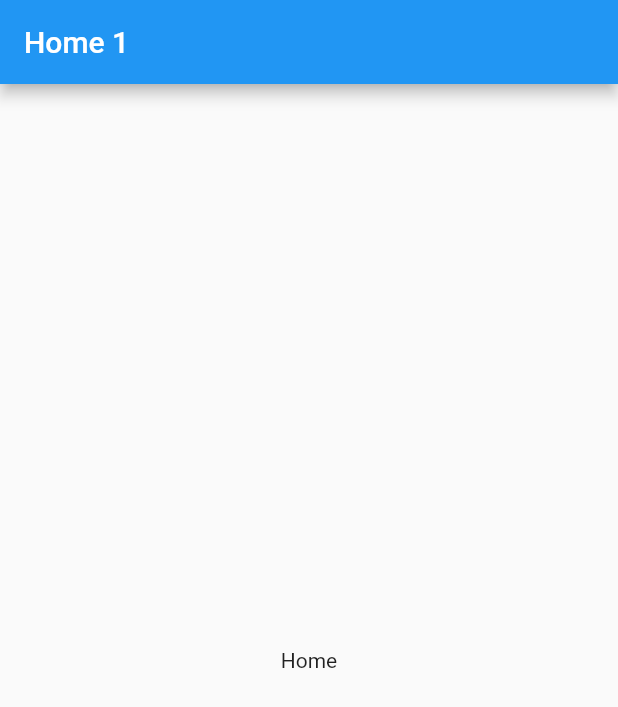
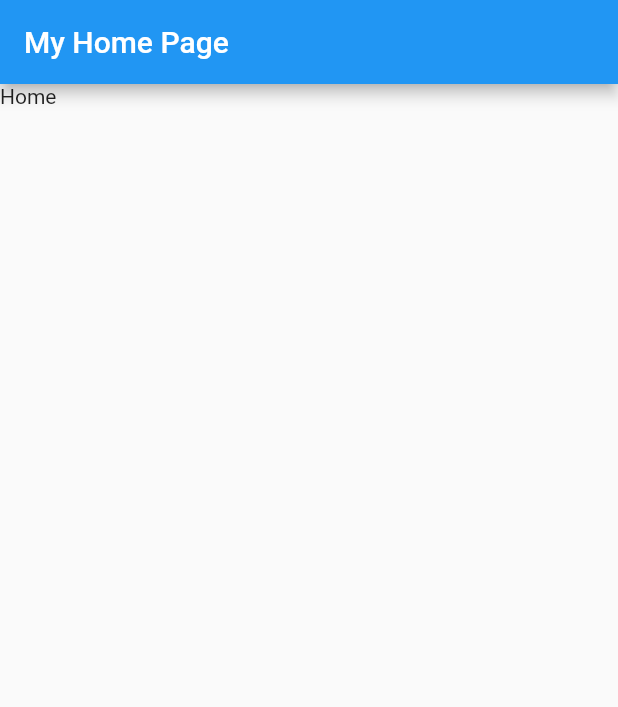
Before and after one commit to ishaquehassan/FlutterGitDemo, a Flutter app: the screen it shows after launch, on a phone screen of 412 x 824 dp. Shown: the top 707 px of the screen. Run offline on Flutter 3.47's test engine with Material 2 defaults, Android fonts, the phone set to English and light mode, and no system bars.

Commit message:
Changed Home Page

```diff
--- a/lib/Home.dart
+++ b/lib/Home.dart
@@ -5,10 +5,12 @@ class Home extends StatelessWidget {
   Widget build(BuildContext context) {
     return Scaffold(
       appBar: AppBar(
-        title: Text('Home 1'),
+        title: Text('My Home Page'),
       ),
-      body: Center(
-        child: Text('Home'),
+      body: Column(
+        children:[
+          Text('Home')
+        ],
       ),
     );
   }
```
Also changed, not shown: 1 other file.
